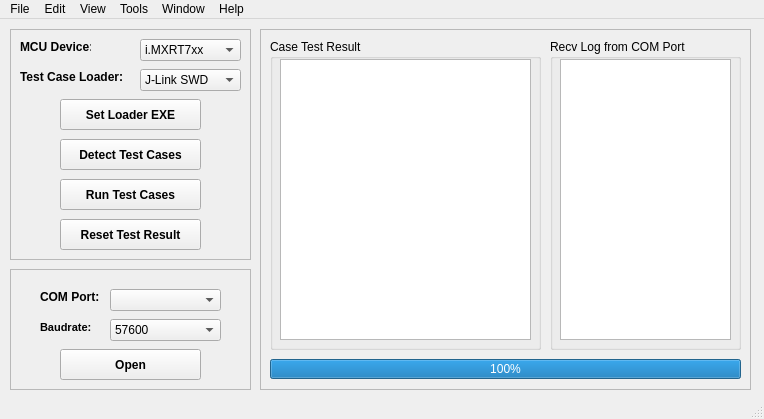
JayHeng/MCU-FATestSuite, file gui/MCU-FATestSuite.ui: the form before one commit.
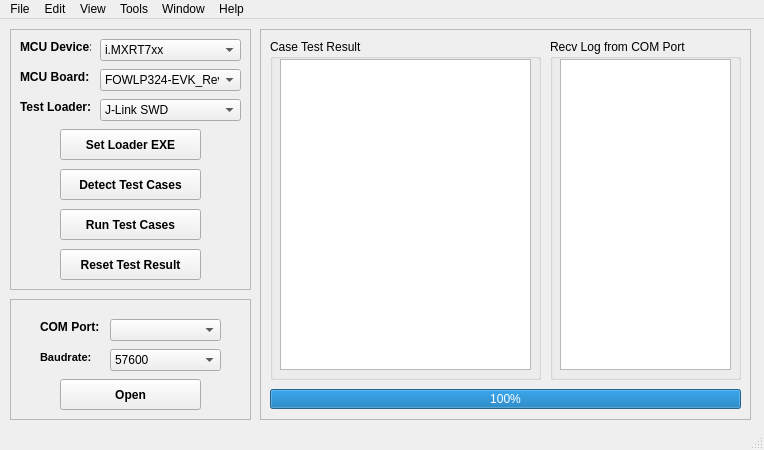
The form after the commit.

```diff
--- a/gui/MCU-FATestSuite.ui
+++ b/gui/MCU-FATestSuite.ui
@@ -7,7 +7,7 @@
     <x>0</x>
     <y>0</y>
     <width>764</width>
-    <height>419</height>
+    <height>450</height>
    </rect>
   </property>
   <property name="windowTitle">
@@ -20,7 +20,7 @@
       <x>10</x>
       <y>10</y>
       <width>241</width>
-      <height>231</height>
+      <height>261</height>
      </rect>
     </property>
     <property name="autoFillBackground">
@@ -57,9 +57,9 @@
     <widget class="QComboBox" name="comboBox_mcuDevice">
      <property name="geometry">
       <rect>
-       <x>130</x>
+       <x>90</x>
        <y>10</y>
-       <width>101</width>
+       <width>141</width>
        <height>22</height>
       </rect>
      </property>
@@ -79,7 +79,7 @@
      <property name="geometry">
       <rect>
        <x>10</x>
-       <y>40</y>
+       <y>70</y>
        <width>111</width>
        <height>16</height>
       </rect>
@@ -91,15 +91,15 @@
       </font>
      </property>
      <property name="text">
-      <string>Test Case Loader:</string>
+      <string>Test Loader:</string>
      </property>
     </widget>
     <widget class="QComboBox" name="comboBox_testCaseLoader">
      <property name="geometry">
       <rect>
-       <x>130</x>
-       <y>40</y>
-       <width>101</width>
+       <x>90</x>
+       <y>70</y>
+       <width>141</width>
        <height>22</height>
       </rect>
      </property>
@@ -129,7 +129,7 @@
      <property name="geometry">
       <rect>
        <x>50</x>
-       <y>110</y>
+       <y>140</y>
        <width>141</width>
        <height>31</height>
       </rect>
@@ -148,7 +148,7 @@
      <property name="geometry">
       <rect>
        <x>50</x>
-       <y>150</y>
+       <y>180</y>
        <width>141</width>
        <height>31</height>
       </rect>
@@ -167,7 +167,7 @@
      <property name="geometry">
       <rect>
        <x>50</x>
-       <y>190</y>
+       <y>220</y>
        <width>141</width>
        <height>31</height>
       </rect>
@@ -186,7 +186,7 @@
      <property name="geometry">
       <rect>
        <x>50</x>
-       <y>70</y>
+       <y>100</y>
        <width>141</width>
        <height>31</height>
       </rect>
@@ -201,12 +201,52 @@
       <string>Set Loader EXE</string>
      </property>
     </widget>
+    <widget class="QComboBox" name="comboBox_mcuBoard">
+     <property name="geometry">
+      <rect>
+       <x>90</x>
+       <y>40</y>
+       <width>141</width>
+       <height>22</height>
+      </rect>
+     </property>
+     <property name="currentText">
+      <string>FOWLP324-EVK_Rev.A</string>
+     </property>
+     <property name="currentIndex">
+      <number>0</number>
+     </property>
+     <item>
+      <property name="text">
+       <string>FOWLP324-EVK_Rev.A</string>
+      </property>
+     </item>
+    </widget>
+    <widget class="QLabel" name="label_mcuBoard">
+     <property name="geometry">
+      <rect>
+       <x>10</x>
+       <y>40</y>
+       <width>71</width>
+       <height>16</height>
+      </rect>
+     </property>
+     <property name="font">
+      <font>
+       <weight>75</weight>
+       <bold>true</bold>
+      </font>
+     </property>
+     <property name="text">
+      <string>MCU Board:</string>
+     </property>
+    </widget>
    </widget>
    <widget class="QFrame" name="uartFrame">
     <property name="geometry">
      <rect>
       <x>10</x>
-      <y>250</y>
+      <y>280</y>
       <width>241</width>
       <height>121</height>
      </rect>
@@ -330,7 +370,7 @@
       <x>260</x>
       <y>10</y>
       <width>491</width>
-      <height>361</height>
+      <height>391</height>
      </rect>
     </property>
     <property name="frameShape">
@@ -343,7 +383,7 @@
      <property name="geometry">
       <rect>
        <x>10</x>
-       <y>330</y>
+       <y>360</y>
        <width>471</width>
        <height>20</height>
       </rect>
@@ -358,7 +398,7 @@
        <x>10</x>
        <y>10</y>
        <width>271</width>
-       <height>311</height>
+       <height>341</height>
       </rect>
      </property>
      <property name="title">
@@ -370,7 +410,7 @@
         <x>10</x>
         <y>20</y>
         <width>251</width>
-        <height>281</height>
+        <height>311</height>
        </rect>
       </property>
      </widget>
@@ -381,7 +421,7 @@
        <x>290</x>
        <y>10</y>
        <width>191</width>
-       <height>311</height>
+       <height>341</height>
       </rect>
      </property>
      <property name="title">
@@ -393,7 +433,7 @@
         <x>10</x>
         <y>20</y>
         <width>171</width>
-        <height>281</height>
+        <height>311</height>
        </rect>
       </property>
      </widget>
```
Left out of the diff: 4 changed lines with no effect on the pictures.
